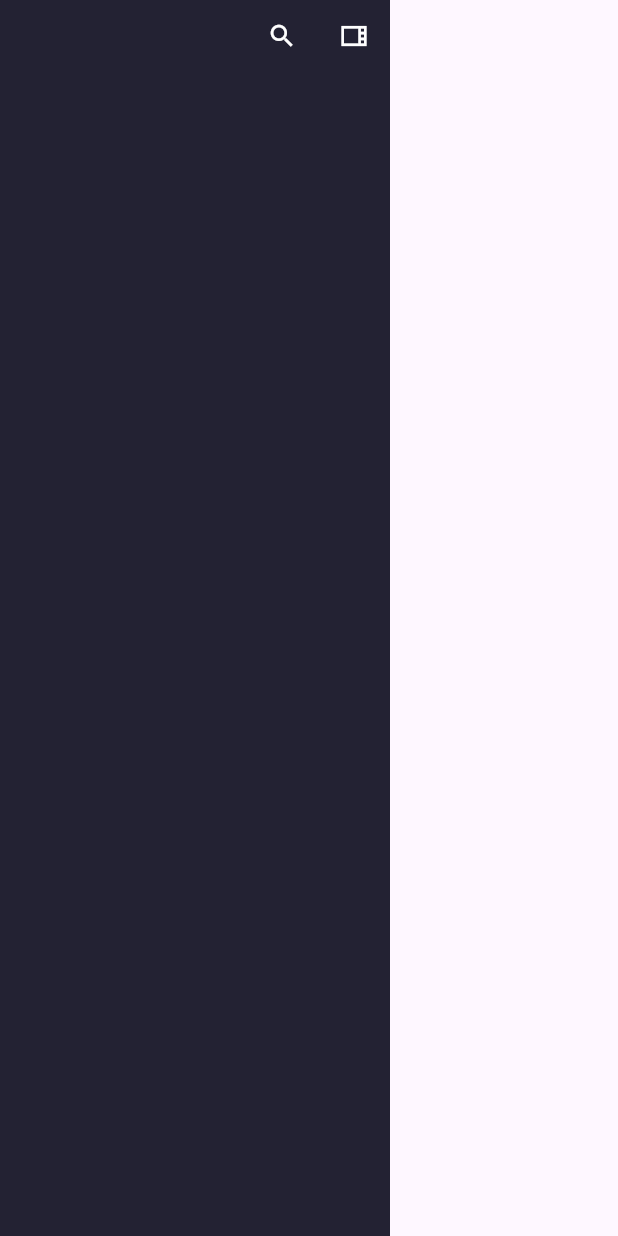
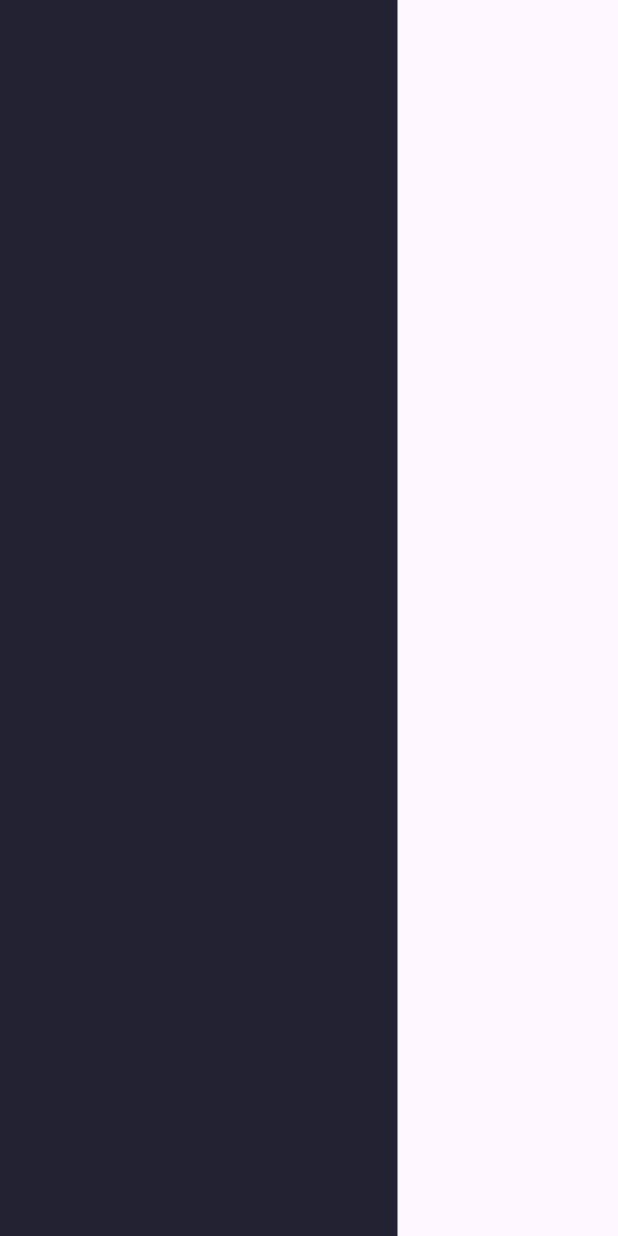
Before and after one commit to sb-dor/Stellarlist, a Flutter app: the HomePage screen opened by its route, on a phone screen of 412 x 824 dp. Run offline on Flutter 3.47's test engine with Material 3 defaults, Android fonts, the phone set to English and light mode, and no system bars; our stand-ins replace auto_route, carousel_slider, firebase_auth, firebase_core, flutter_riverpod, font_awesome_flutter and 10 more; accounts and stored records are empty; generated files the repository leaves out were written again.

Commit message:
done animation feature for animated sidebar

```diff
--- a/lib/features/home/view/pages/home_page.dart
+++ b/lib/features/home/view/pages/home_page.dart
@@ -2,6 +2,7 @@ import 'package:auto_route/annotations.dart';
 import 'package:flutter/material.dart';
 import 'package:flutter_riverpod/flutter_riverpod.dart';
 import 'package:stellarlist/features/home/view/pages/widgets/animated_side_bar/animated_side_bar.dart';
+import 'package:stellarlist/features/home/view/pages/widgets/animated_side_bar/provider/anim_sidebar_provider.dart';
 
 @RoutePage()
 class HomePage extends ConsumerStatefulWidget {
@@ -14,12 +15,42 @@ class HomePage extends ConsumerStatefulWidget {
 class _HomePageState extends ConsumerState<HomePage> {
   @override
   Widget build(BuildContext context) {
+    final animSidebarProvider = ref.watch(animatedSidebarProviderProvider);
     return Scaffold(
       body: Stack(
         children: [
           AnimatedPositioned(
-            duration: const Duration(seconds: 1),
-            child: AnimatedSideBar(),
+            bottom: (animSidebarProvider.stuck ?? false) ? 0 : 5,
+            left: (animSidebarProvider.stuck ?? false)
+                ? 0
+                : (animSidebarProvider.closed ?? false)
+                    ? -1000
+                    : 5,
+            top: (animSidebarProvider.stuck ?? false) ? 0 : 5,
+            duration: const Duration(milliseconds: 300),
+            child: const AnimatedSideBar(),
+          ),
+          // if ((animSidebarProvider.stuck ?? false))
+          Positioned(
+            bottom: 0,
+            left: 0,
+            top: 0,
+            child: MouseRegion(
+              onHover: (value) {
+                if (!(animSidebarProvider.stuck ?? false) &&
+                    (animSidebarProvider.closed ?? false)) {
+                  ref.read(animatedSidebarProviderProvider.notifier).openCloseSideBar(
+                        closed: false,
+                        stuck: false,
+                      );
+                }
+              },
+              onExit: (value) {},
+              child: Container(
+                width: 15,
+                color: Colors.transparent,
+              ),
+            ),
           )
         ],
       ),
--- a/lib/features/home/view/pages/widgets/animated_side_bar/animated_side_bar.dart
+++ b/lib/features/home/view/pages/widgets/animated_side_bar/animated_side_bar.dart
@@ -14,37 +14,78 @@ class _AnimatedSideBarState extends ConsumerState<AnimatedSideBar> {
   @override
   Widget build(BuildContext context) {
     final animSidebarProvider = ref.watch(animatedSidebarProviderProvider);
-    return AnimatedContainer(
-      width: 260,
+    return MouseRegion(
+      onEnter: (value) {
+        ref.read(animatedSidebarProviderProvider.notifier).hovered(true);
+      },
+      onExit: (value) {
+        ref.read(animatedSidebarProviderProvider.notifier).hovered(false);
+        if (!(animSidebarProvider.stuck ?? false)) {
+          ref.read(animatedSidebarProviderProvider.notifier).openCloseSideBar(
+                closed: true,
+                stuck: false,
+              );
+        }
+      },
+      child: AnimatedContainer(
+        width: (animSidebarProvider.stuck ?? false) ? 265 : 250,
         height: MediaQuery.of(context).size.height,
-      duration: const Duration(seconds: 1),
+        duration: const Duration(milliseconds: 300),
         decoration: BoxDecoration(
           color: HexColor('#232233'),
+          borderRadius:
+              (animSidebarProvider.stuck ?? false) ? BorderRadius.zero : BorderRadius.circular(20),
         ),
         child: Column(
           children: [
-          Row(
+            Visibility(
+              visible: (animSidebarProvider.hovered ?? false),
+              maintainState: true,
+              maintainAnimation: true,
+              child: AnimatedOpacity(
+                opacity: (animSidebarProvider.hovered ?? false) ? 1 : 0,
+                duration: const Duration(milliseconds: 300),
+                child: AnimatedPadding(
+                  duration: const Duration(milliseconds: 300),
+                  padding: const EdgeInsets.all(8),
+                  child: Row(
                     mainAxisAlignment: MainAxisAlignment.end,
                     children: [
                       IconButton(
                         onPressed: () {},
-                icon: Icon(
+                        icon: const Icon(
                           Icons.search,
-                  color: Colors.white,
+                          color: Colors.grey,
                           size: 20,
                         ),
                       ),
                       IconButton(
-                onPressed: () {},
-                icon: Icon(
+                        onPressed: () {
+                          if ((animSidebarProvider.stuck ?? false)) {
+                            ref.read(animatedSidebarProviderProvider.notifier).openCloseSideBar(
+                                  closed: true,
+                                  stuck: false,
+                                );
+                          } else {
+                            ref.read(animatedSidebarProviderProvider.notifier).openCloseSideBar(
+                                  closed: false,
+                                  stuck: true,
+                                );
+                          }
+                        },
+                        icon: const Icon(
                           Icons.view_sidebar_outlined,
-                  color: Colors.white,
+                          color: Colors.grey,
                           size: 20,
                         ),
                       ),
                     ],
+                  ),
+                ),
+              ),
             )
           ],
+        ),
       ),
     );
   }
```
Also changed, not shown: lib/features/home/view/pages/widgets/animated_side_bar/provider/anim_sidebar_provider.dart (+14 -0 lines), lib/features/home/view/pages/widgets/animated_side_bar/provider/state_model/anim_sidebar_state_model.dart (+11 -1 lines), lib/features/home/view/pages/widgets/animated_side_bar/provider/anim_sidebar_provider.g.dart. Lines whose indentation alone changed are shown as unchanged.
